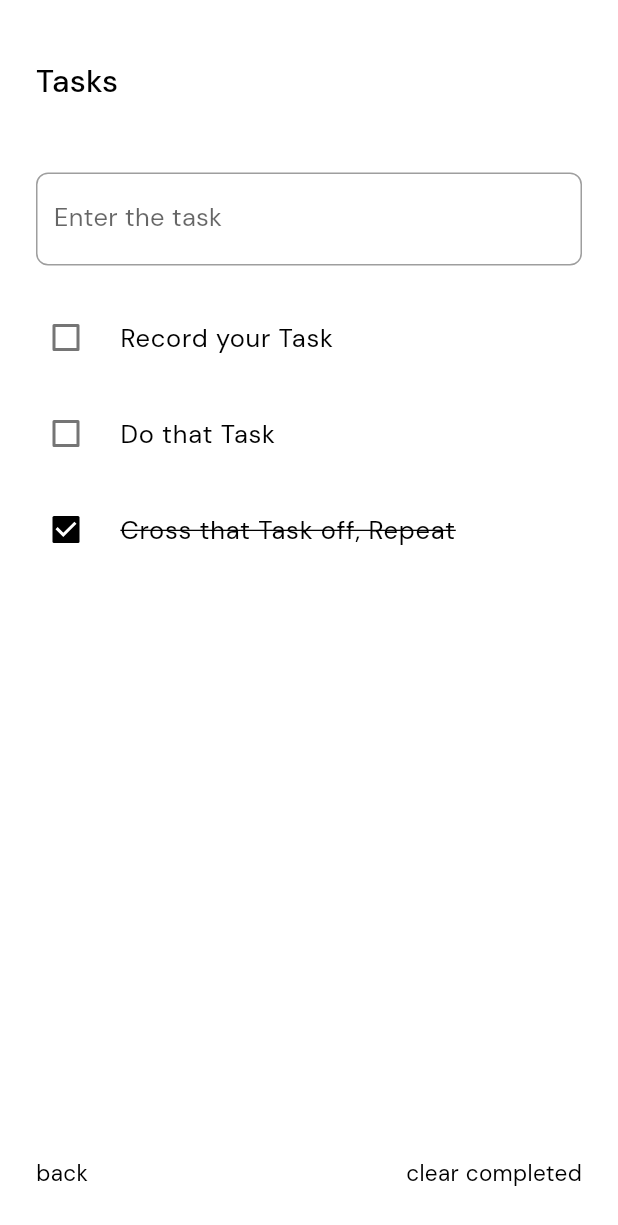
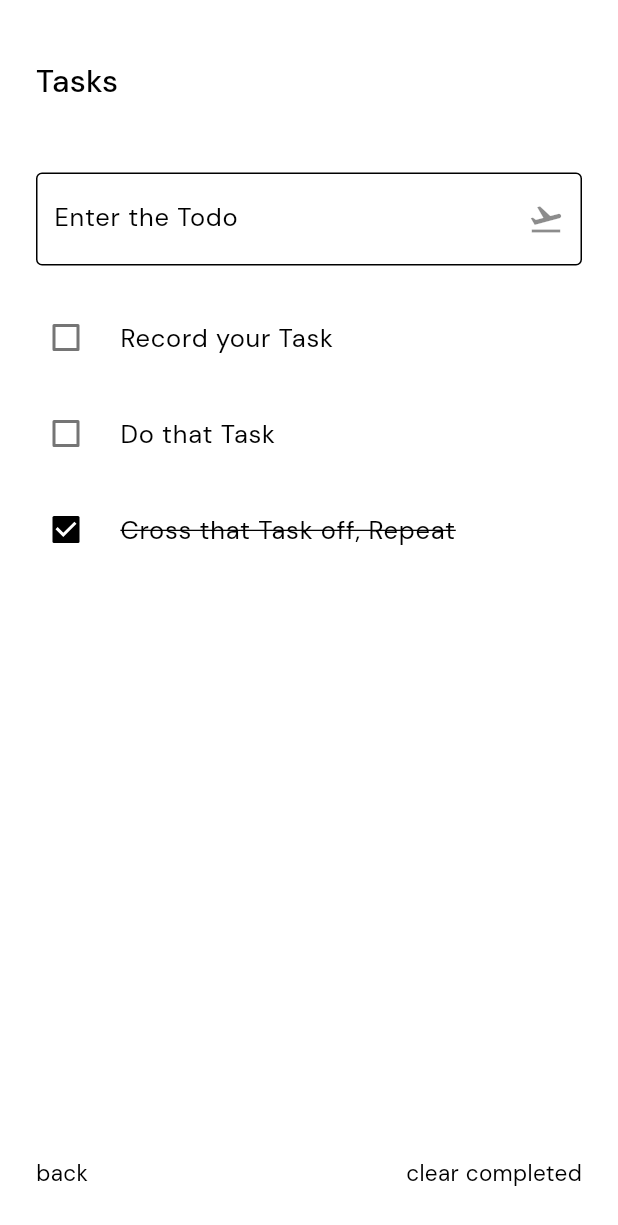
Before and after one commit to aswinmohanme/lessphone-final, a Flutter app: the TaskScreen screen opened directly, on a phone screen of 412 x 824 dp. Shown: the top 1225 px of the screen. Run offline on Flutter 3.47's test engine with Material 2 defaults, Android fonts, the phone set to English and light mode, and no system bars; our stand-ins replace battery, date_format, google_fonts, hive, hive_flutter, in_app_purchase; missing offline and left inert: device_apps, intent, tailwind_colors; accounts and stored records are empty; generated files the repository leaves out were written again; statements that could not run were skipped.

Commit message:
Improve the text Field

```diff
--- a/lib/models/task.dart
+++ b/lib/models/task.dart
@@ -25,7 +25,7 @@ class Task extends HiveObject {
   }
 
   static createTask(String name) {
-    _objectBox.add(Task(name: name));
+    if (name.isNotEmpty) _objectBox.add(Task(name: name));
   }
 
   static getAll() {
--- a/lib/screens/task_screen.dart
+++ b/lib/screens/task_screen.dart
@@ -28,9 +28,17 @@ class TaskScreen extends StatelessWidget {
                   _textFieldController.clear();
                 },
                 decoration: InputDecoration(
-                  labelText: "Enter the task",
-                  border: OutlineInputBorder(
-                    borderRadius: BorderRadius.all(Radius.circular(s_2)),
+                  labelText: 'Enter the Todo',
+                  labelStyle: Theme.of(context).textTheme.bodyText1,
+                  border: OutlineInputBorder(),
+                  enabledBorder: OutlineInputBorder(
+                      borderSide: BorderSide(
+                          color: Theme.of(context).colorScheme.primary)),
+                  suffixIcon: IconButton(
+                    onPressed: () {
+                      Task.createTask(_textFieldController.text);
+                    },
+                    icon: Icon(Icons.flight_takeoff),
                   ),
                 ),
               ),
```
